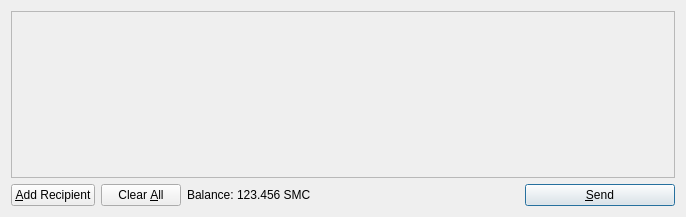
moneybakery/branchproject, file src/qt/forms/sendcoinsdialog.ui: the form before one commit.
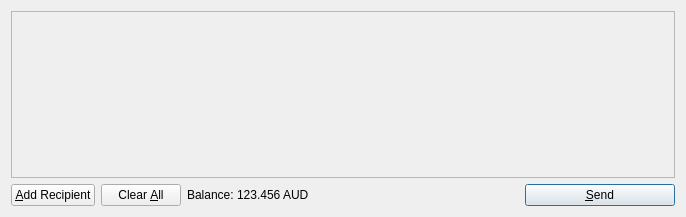
The form after the commit. Icons and pictures are not drawn.

Patch:
```diff
--- a/src/qt/forms/sendcoinsdialog.ui
+++ b/src/qt/forms/sendcoinsdialog.ui
@@ -119,7 +119,7 @@
           <cursorShape>IBeamCursor</cursorShape>
          </property>
          <property name="text">
-          <string>123.456 SMC</string>
+          <string>123.456 AUD</string>
          </property>
          <property name="textInteractionFlags">
           <set>Qt::LinksAccessibleByMouse|Qt::TextSelectableByKeyboard|Qt::TextSelectableByMouse</set>
```
